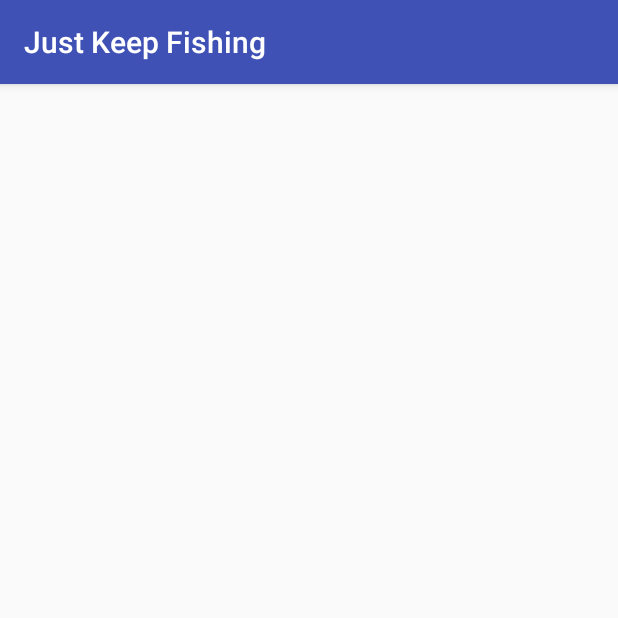
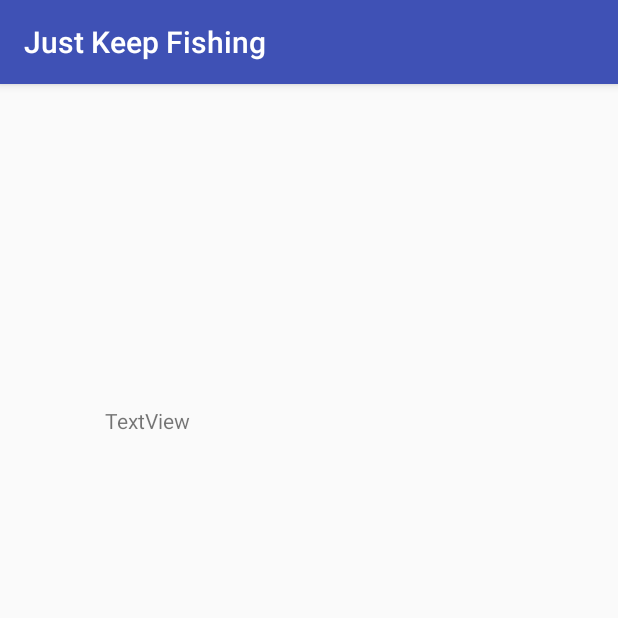
Before and after one commit to Blakers1015/JustKeepFishing, an Android app: the screen it shows after launch (MainActivity), on a phone screen of 412 x 824 dp, the top half of it. Run offline under Robolectric (Android 15) with nearby library versions, the phone set to English and light mode, and no system bars.

Commit message:
added random text

```diff
--- a/app/src/main/res/layout/activity_main.xml
+++ b/app/src/main/res/layout/activity_main.xml
@@ -15,4 +15,18 @@
         app:layout_constraintRight_toRightOf="parent"
         app:layout_constraintTop_toTopOf="parent" />
 
+    <TextView
+        android:id="@+id/rando"
+        android:layout_width="wrap_content"
+        android:layout_height="wrap_content"
+        android:layout_marginStart="55dp"
+        android:layout_marginTop="86dp"
+        android:layout_marginEnd="271dp"
+        android:layout_marginBottom="406dp"
+        android:text="TextView"
+        app:layout_constraintBottom_toBottomOf="parent"
+        app:layout_constraintEnd_toEndOf="parent"
+        app:layout_constraintStart_toStartOf="parent"
+        app:layout_constraintTop_toTopOf="parent" />
+
 </android.support.constraint.ConstraintLayout>
```
